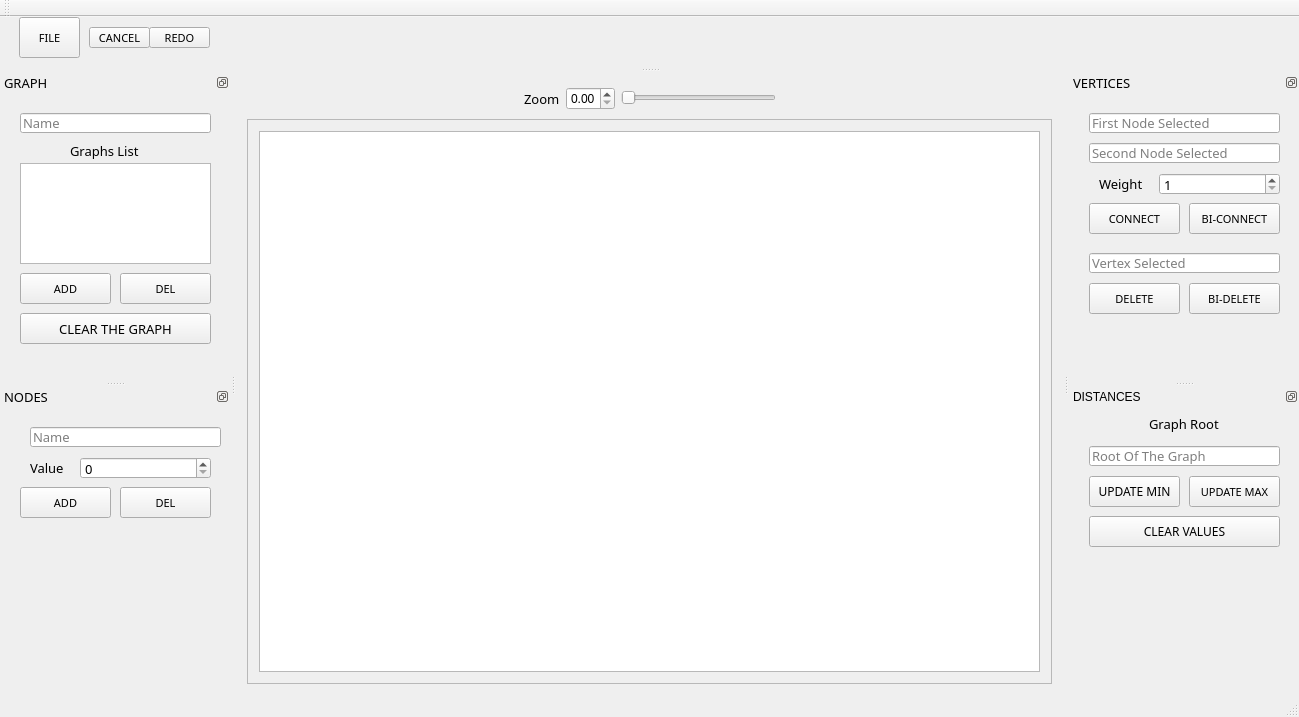
Old version of the form GraphViewerGUI/GraphViewerGUI.ui in the repository The0nlyOne/GraphViewerGUI.
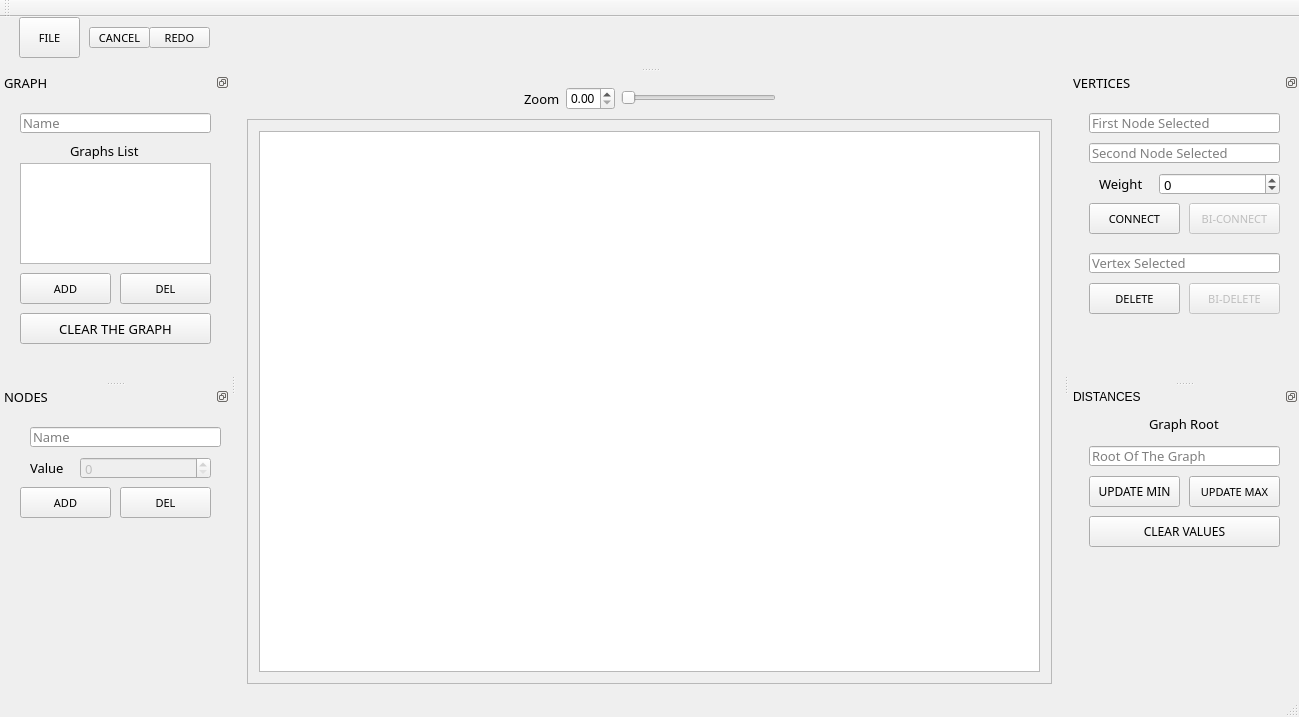
New version of the form.

Commit message: disable unused buttons

```diff
--- a/GraphViewerGUI/GraphViewerGUI.ui
+++ b/GraphViewerGUI/GraphViewerGUI.ui
@@ -366,10 +366,10 @@
       </rect>
      </property>
      <property name="minimum">
-      <number>1</number>
+      <number>-2147483647</number>
      </property>
      <property name="maximum">
-      <number>666666666</number>
+      <number>2147483646</number>
      </property>
     </widget>
     <widget class="QLineEdit" name="firstNodeSelectedLineEdit">
@@ -443,6 +443,9 @@
      </property>
     </widget>
     <widget class="QPushButton" name="biConnectNodesButton">
+     <property name="enabled">
+      <bool>false</bool>
+     </property>
      <property name="geometry">
       <rect>
        <x>120</x>
@@ -481,6 +484,9 @@
      </property>
     </widget>
     <widget class="QPushButton" name="biDeleteVertexButton">
+     <property name="enabled">
+      <bool>false</bool>
+     </property>
      <property name="geometry">
       <rect>
        <x>120</x>
@@ -692,6 +698,9 @@
      </property>
     </widget>
     <widget class="QSpinBox" name="nodeValueSpinBox">
+     <property name="enabled">
+      <bool>false</bool>
+     </property>
      <property name="geometry">
       <rect>
        <x>80</x>
```
